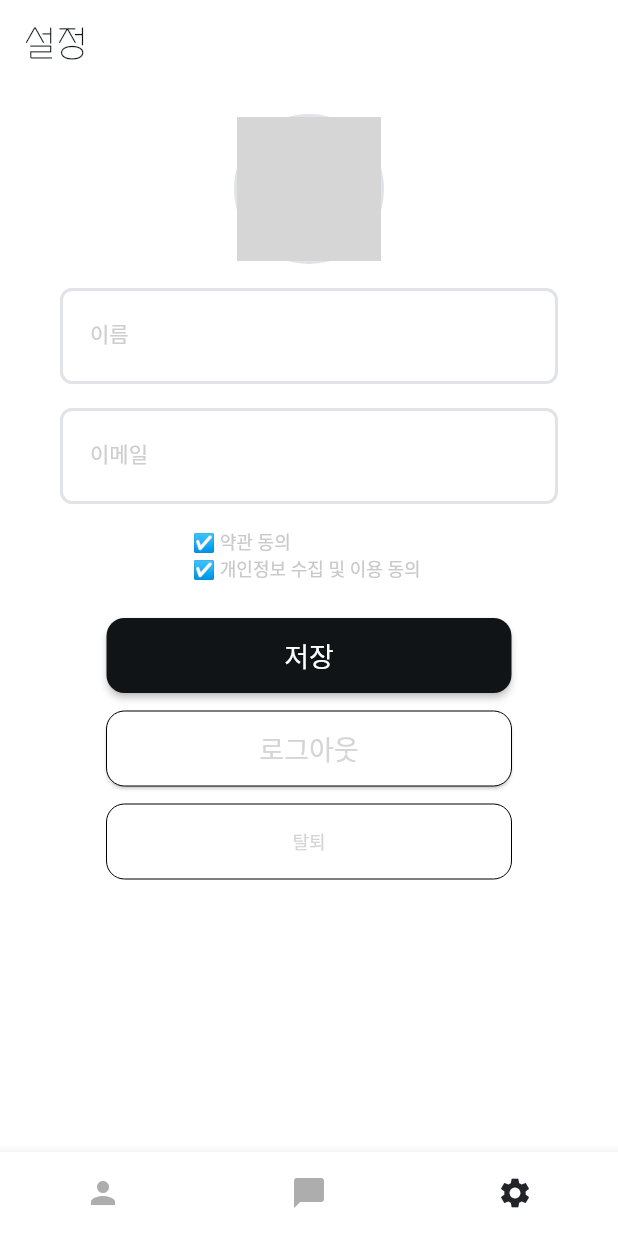
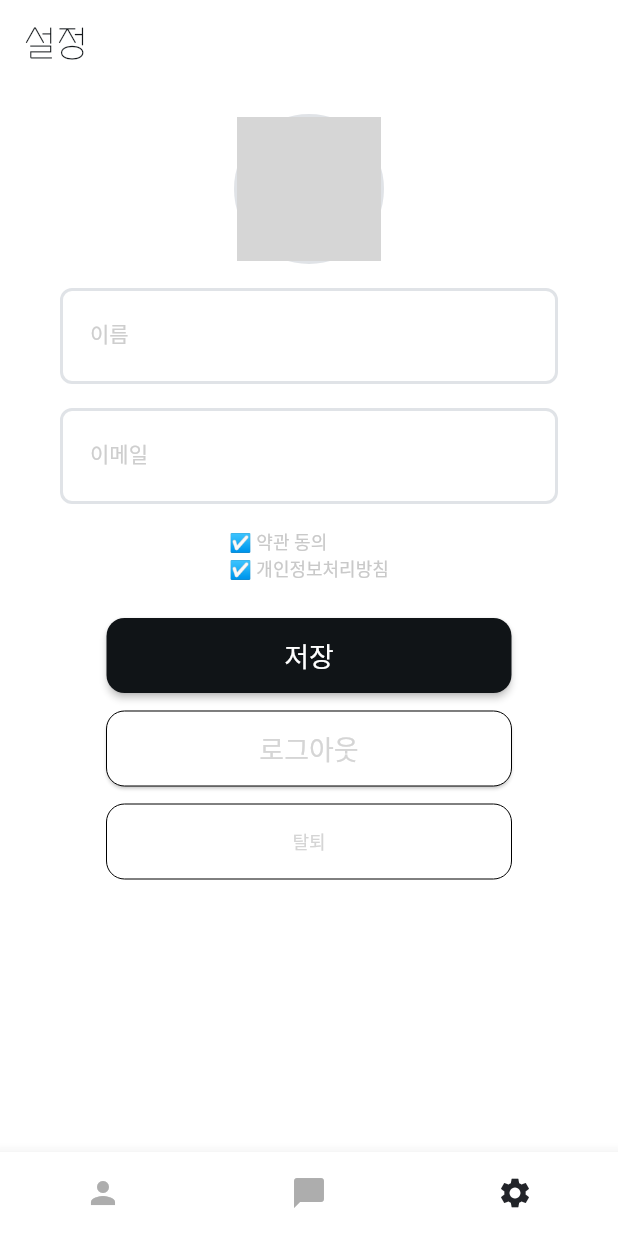
Before and after one commit to jongguri25/namsachin, a Flutter app: the screen it shows once a user with an empty profile is signed in, item 3 of the bottom bar chosen, on a phone screen of 412 x 824 dp. Run offline on Flutter 3.47's test engine with Material 2 defaults, Android fonts, the phone set to English and light mode, and no system bars; drawn by our look-alikes of auto_size_text, cached_network_image; our stand-ins replace cloud_firestore, cloud_functions, dropdown_button2, equatable, file_picker, firebase_analytics and 23 more; missing offline and left inert: dash_chat, json_path, mime_type, swipeable_card_stack; accounts and stored records are empty; network calls fail; grey boxes are pictures that could not be loaded.

Commit message:
Updating to latest FlutterFlow output.

```diff
--- a/lib/setting/setting_widget.dart
+++ b/lib/setting/setting_widget.dart
@@ -1481,7 +1481,7 @@ class _SettingWidgetState extends State<SettingWidget>
                                                                     .min,
                                                             children: [
                                                               Text(
-                                                                '☑️ 개인정보 수집 및 이용 동의 ',
+                                                                '☑️ 개인정보처리방침',
                                                                 style: FlutterFlowTheme.of(
                                                                         context)
                                                                     .bodyMedium
@@ -2061,7 +2061,7 @@ class _SettingWidgetState extends State<SettingWidget>
                                       mainAxisSize: MainAxisSize.min,
                                       children: [
                                         Text(
-                                          '☑️ 개인정보 수집 및 이용 동의 ',
+                                          '☑️ 개인정보처리방침',
                                           style: FlutterFlowTheme.of(context)
                                               .bodyMedium
                                               .override(
```
Also changed, not shown: 1 other file.
